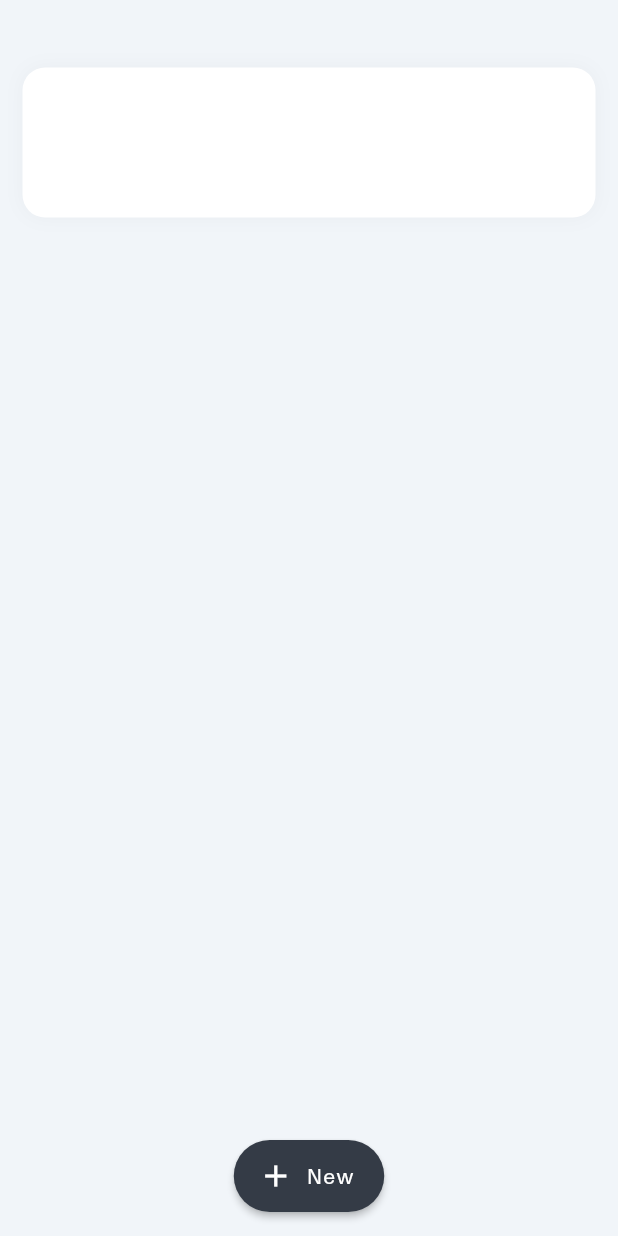
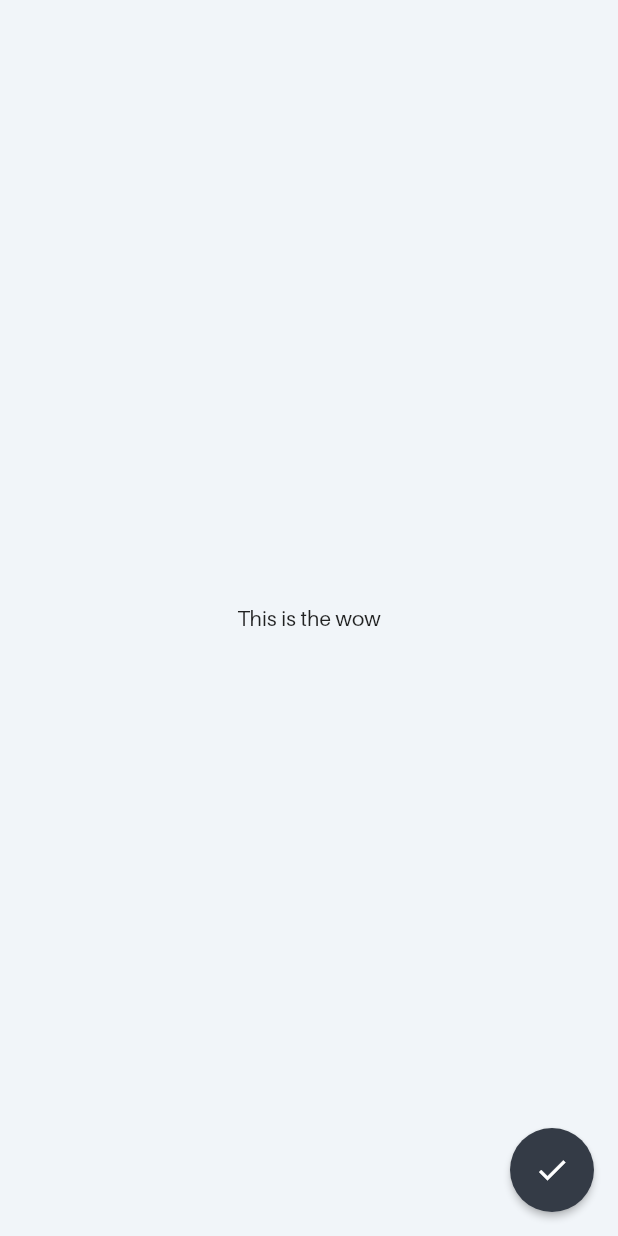
Before and after one commit to preetjdp/YouOweMe, a Flutter app: the screen it shows after launch, after a tap on "New", on a phone screen of 412 x 824 dp. Run offline on Flutter 3.47's test engine with Material 2 defaults, Android fonts, the phone set to English and light mode, and no system bars.

Commit message:
The New Owe Page

```diff
--- /dev/null
+++ b/mobileApp/lib/ui/HomePage/NewOwe/newOwe.dart
@@ -0,0 +1,19 @@
+import 'package:flutter/material.dart';
+
+class NewOwe extends StatelessWidget {
+  @override
+  Widget build(BuildContext context) {
+    void onButtonPressed() {
+      Navigator.pop(context);
+    }
+    return Scaffold(
+      floatingActionButton: FloatingActionButton(
+        child: Icon(Icons.check),
+        onPressed: onButtonPressed,
+      ),
+      body: Center(
+        child: Text('This is the wow')
+      ),
+    );
+  }
+}
--- a/mobileApp/lib/ui/HomePage/homePage.dart
+++ b/mobileApp/lib/ui/HomePage/homePage.dart
@@ -1,18 +1,21 @@
 import 'package:flutter/material.dart';
 
 import 'package:YouOweMe/ui/HomePage/oweMe.dart';
+import 'package:YouOweMe/ui/HomePage/NewOwe/newOwe.dart';
 
 class HomePage extends StatelessWidget {
   @override
   Widget build(BuildContext context) {
+    void goToNewOwe() {
+      Navigator.of(context)
+          .push(MaterialPageRoute(builder: (BuildContext context) => NewOwe()));
+    }
+
     return Scaffold(
-        backgroundColor: Color.fromRGBO(241, 245, 249, 1),
         floatingActionButton: FloatingActionButton.extended(
-          backgroundColor: Color.fromRGBO(52, 59, 70, 1),
           label: Text('New'),
           icon: Icon(Icons.add),
-          elevation: 2,
-          onPressed: () {},
+          onPressed: goToNewOwe,
         ),
         floatingActionButtonLocation: FloatingActionButtonLocation.centerFloat,
         body: SafeArea(
```
